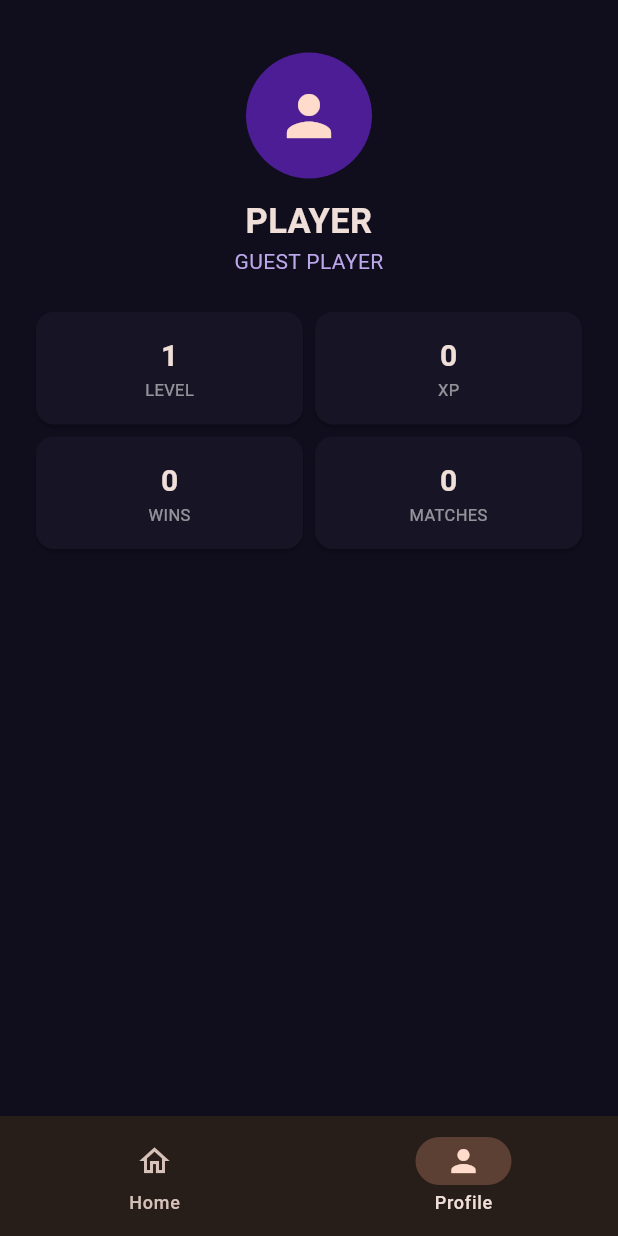
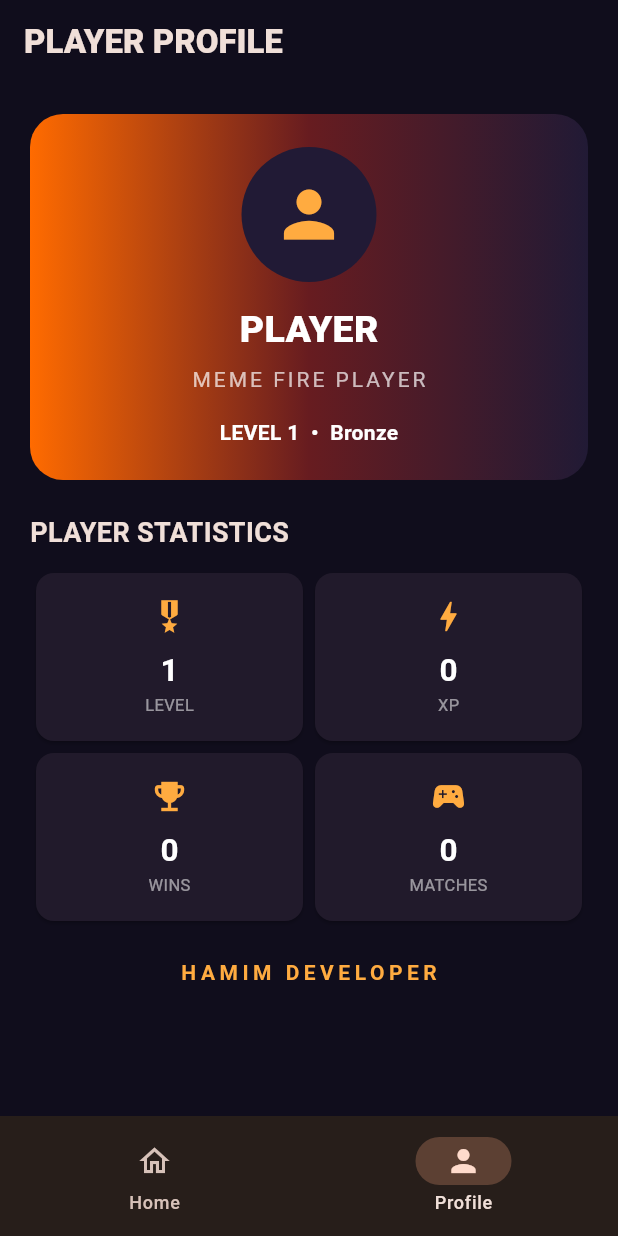
Before and after one commit to githu577/MEME-FIRE, a Flutter app: the screen it shows after launch, item 2 of the bottom bar chosen, on a phone screen of 412 x 824 dp. Run offline on Flutter 3.47's test engine with Material 3 defaults, Android fonts, the phone set to English and light mode, and no system bars; our stand-ins replace supabase_flutter; accounts and stored records are empty.

Commit message:
Update profile_screen.dart

```diff
--- a/lib/screens/profile_screen.dart
+++ b/lib/screens/profile_screen.dart
@@ -9,19 +9,22 @@ class ProfileScreen extends StatelessWidget {
     required this.profile,
   });
 
-  Widget stat(String name, String value) {
+  Widget stat(String name, String value, IconData icon) {
     return Expanded(
       child: Card(
-        color: const Color(0xFF171525),
+        color: const Color(0xFF211A2B),
         child: Padding(
-          padding: const EdgeInsets.all(15),
+          padding: const EdgeInsets.all(16),
           child: Column(
             children: [
+              Icon(icon, color: Colors.orangeAccent, size: 26),
+              const SizedBox(height: 8),
               Text(
                 value,
                 style: const TextStyle(
                   fontWeight: FontWeight.bold,
-                  fontSize: 20,
+                  fontSize: 21,
+                  color: Colors.white,
                 ),
               ),
               Text(
@@ -42,43 +45,104 @@ class ProfileScreen extends StatelessWidget {
   Widget build(BuildContext context) {
     final p = profile ?? {};
 
-    return ListView(
+    return Scaffold(
+      backgroundColor: const Color(0xFF100D1C),
+      appBar: AppBar(
+        title: const Text(
+          'PLAYER PROFILE',
+          style: TextStyle(fontWeight: FontWeight.w900),
+        ),
+        backgroundColor: const Color(0xFF100D1C),
+      ),
+      body: ListView(
         padding: const EdgeInsets.all(20),
         children: [
-        const SizedBox(height: 15),
+          Container(
+            padding: const EdgeInsets.all(22),
+            decoration: BoxDecoration(
+              gradient: const LinearGradient(
+                colors: [
+                  Color(0xFFFF6B00),
+                  Color(0xFF671C20),
+                  Color(0xFF211A35),
+                ],
+              ),
+              borderRadius: BorderRadius.circular(22),
+            ),
+            child: Column(
+              children: [
                 const CircleAvatar(
-          radius: 42,
-          backgroundColor: Color(0xFF4C1D95),
-          child: Icon(Icons.person, size: 44),
+                  radius: 45,
+                  backgroundColor: Color(0xFF211A35),
+                  child: Icon(
+                    Icons.person,
+                    size: 50,
+                    color: Colors.orangeAccent,
                   ),
-        const SizedBox(height: 12),
+                ),
+                const SizedBox(height: 14),
                 Text(
                   p['username']?.toString() ?? 'PLAYER',
-          textAlign: TextAlign.center,
                   style: const TextStyle(
-            fontSize: 23,
+                    fontSize: 25,
+                    fontWeight: FontWeight.w900,
+                    color: Colors.white,
+                  ),
+                ),
+                const SizedBox(height: 5),
+                const Text(
+                  'MEME FIRE PLAYER',
+                  style: TextStyle(
+                    color: Colors.white70,
+                    letterSpacing: 2,
+                  ),
+                ),
+                const SizedBox(height: 15),
+                Text(
+                  'LEVEL ${p['level'] ?? 1}  •  '
+                  '${p['rank_name'] ?? 'Bronze'}',
+                  style: const TextStyle(
+                    color: Colors.white,
                     fontWeight: FontWeight.bold,
                   ),
                 ),
+              ],
+            ),
+          ),
+          const SizedBox(height: 22),
           const Text(
-          'GUEST PLAYER',
-          textAlign: TextAlign.center,
-          style: TextStyle(color: Color(0xFFBCA7EA)),
+            'PLAYER STATISTICS',
+            style: TextStyle(
+              fontSize: 18,
+              fontWeight: FontWeight.bold,
             ),
-        const SizedBox(height: 20),
+          ),
+          const SizedBox(height: 10),
           Row(
             children: [
-            stat('LEVEL', '${p['level'] ?? 1}'),
-            stat('XP', '${p['xp'] ?? 0}'),
+              stat('LEVEL', '${p['level'] ?? 1}', Icons.military_tech),
+              stat('XP', '${p['xp'] ?? 0}', Icons.bolt),
             ],
           ),
           Row(
             children: [
-            stat('WINS', '${p['wins'] ?? 0}'),
-            stat('MATCHES', '${p['matches_played'] ?? 0}'),
+              stat('WINS', '${p['wins'] ?? 0}', Icons.emoji_events),
+              stat('MATCHES', '${p['matches_played'] ?? 0}', Icons.sports_esports),
             ],
           ),
+          const SizedBox(height: 20),
+          const Center(
+            child: Text(
+              'HAMIM DEVELOPER',
+              style: TextStyle(
+                color: Colors.orangeAccent,
+                fontWeight: FontWeight.bold,
+                letterSpacing: 3,
+              ),
+            ),
+          ),
         ],
+      ),
     );
   }
 }
```
Lines whose indentation alone changed are shown as unchanged.
